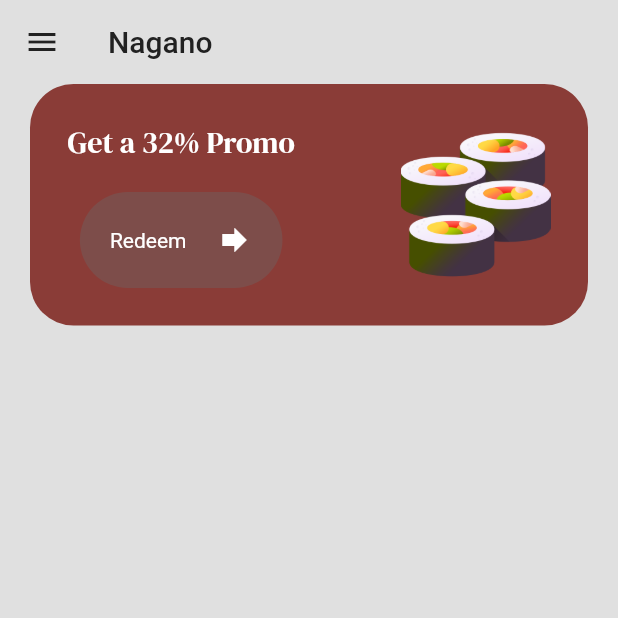
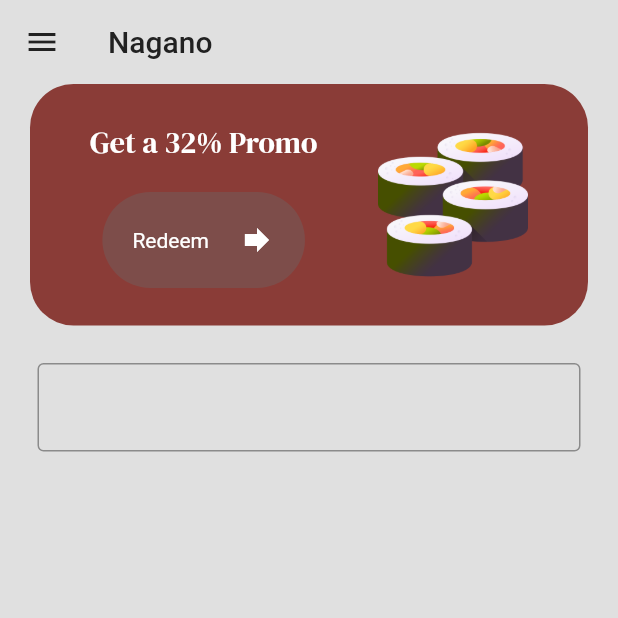
Before and after one commit to fbnjeje/Flutter_Road_Map, a Flutter app: the MenuPage screen opened by its route, on a phone screen of 412 x 824 dp, the top half of it. Run offline on Flutter 3.47's test engine with Material 2 defaults, Android fonts, the phone set to English and light mode, and no system bars; our stand-ins replace dio, google_fonts.

Commit message:
adding a textinput and decorations

```diff
--- a/sushi app/sushi_app/lib/screens/menu_page.dart
+++ b/sushi app/sushi_app/lib/screens/menu_page.dart
@@ -31,9 +31,11 @@ class _MenuPage extends State<MenuPage> {
         //promo banner
         Container(
           decoration: BoxDecoration(
-              color: myPrimaryColor, borderRadius: BorderRadius.circular(29)),
+              color: myPrimaryColor,
+              //border radius
+              borderRadius: BorderRadius.circular(29)),
           margin: const EdgeInsets.symmetric(horizontal: 20),
-          padding: const EdgeInsets.all(25),
+          padding: const EdgeInsets.symmetric(vertical: 25, horizontal: 40),
           child: Row(
             mainAxisAlignment: MainAxisAlignment.spaceBetween,
             children: [
@@ -59,9 +61,22 @@ class _MenuPage extends State<MenuPage> {
               ),
             ],
           ),
+        ),
+        const SizedBox(
+          height: 25,
+        ),
+
+        //search bar
+        Padding(
+          padding: const EdgeInsets.symmetric(horizontal: 25),
+          child: TextField(
+            decoration: InputDecoration(
+                border: const OutlineInputBorder(
+                    borderSide: BorderSide(color: Colors.white)),
+                focusedBorder: OutlineInputBorder(
+                    borderSide: BorderSide(color: myPrimaryColor))),
+          ),
         )
-        //search bar
-
         //menu list
 
         //popular food
```
